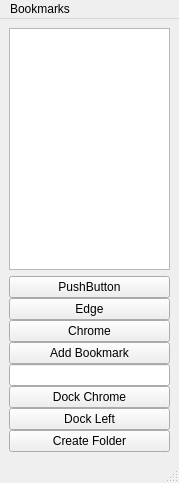
First picture: the form in View/mainwindow.ui, repository edsykes/BookmarkManager, before the edit.
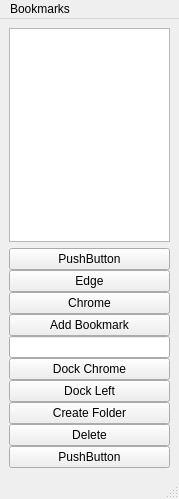
Second picture: the form after the edit.

Commit message: Added a button to delete folders and bookmarks

```diff
--- a/View/mainwindow.ui
+++ b/View/mainwindow.ui
@@ -7,7 +7,7 @@
     <x>0</x>
     <y>0</y>
     <width>179</width>
-    <height>483</height>
+    <height>499</height>
    </rect>
   </property>
   <property name="sizePolicy">
@@ -103,6 +103,20 @@
         </property>
        </widget>
       </item>
+      <item>
+       <widget class="QPushButton" name="pushDelete">
+        <property name="text">
+         <string>Delete</string>
+        </property>
+       </widget>
+      </item>
+      <item>
+       <widget class="QPushButton" name="pushButton_3">
+        <property name="text">
+         <string>PushButton</string>
+        </property>
+       </widget>
+      </item>
      </layout>
     </item>
    </layout>
```
The commit also changes 2 other files.
